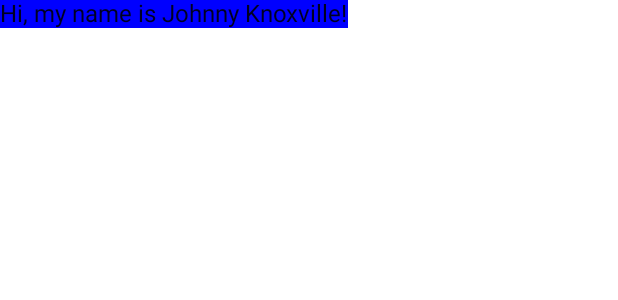
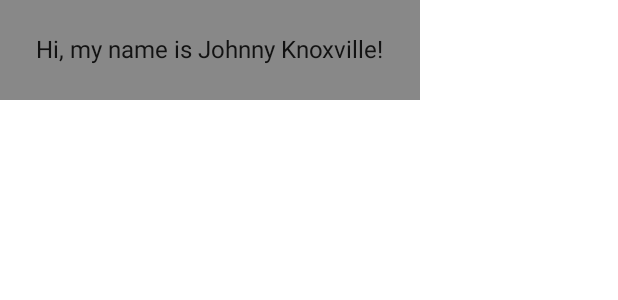
Before and after one commit to mkartyshov/Android, an Android app built with Jetpack Compose: the @Preview function DefaultPreview, on a phone screen of 412 x 824 dp. Shown: the top 300 px of the screen. Run offline under Robolectric (Android 15) with nearby library versions, the phone set to English and light mode, and no system bars.

Commit message:
Update MainActivity.kt

```diff
--- a/GreetingCard/app/src/main/java/com/example/greetingcard/MainActivity.kt
+++ b/GreetingCard/app/src/main/java/com/example/greetingcard/MainActivity.kt
@@ -4,6 +4,7 @@
 import androidx.activity.ComponentActivity
 import androidx.activity.compose.setContent
 import androidx.compose.foundation.layout.fillMaxSize
+import androidx.compose.foundation.layout.padding
 import androidx.compose.material.MaterialTheme
 import androidx.compose.material.Surface
 import androidx.compose.material.Text
@@ -11,6 +12,7 @@
 import androidx.compose.ui.Modifier
 import androidx.compose.ui.graphics.Color
 import androidx.compose.ui.tooling.preview.Preview
+import androidx.compose.ui.unit.dp
 import com.example.greetingcard.ui.theme.GreetingCardTheme
 
 class MainActivity : ComponentActivity() {
@@ -32,8 +34,8 @@
 
 @Composable
 fun Greeting(name: String) {
-    Surface(color = Color.Blue) {
-        Text(text = "Hi, my name is $name!")
+    Surface(color = Color.Gray) {
+        Text(text = "Hi, my name is $name!", modifier = Modifier.padding(24.dp))
     }
 }
 
```
